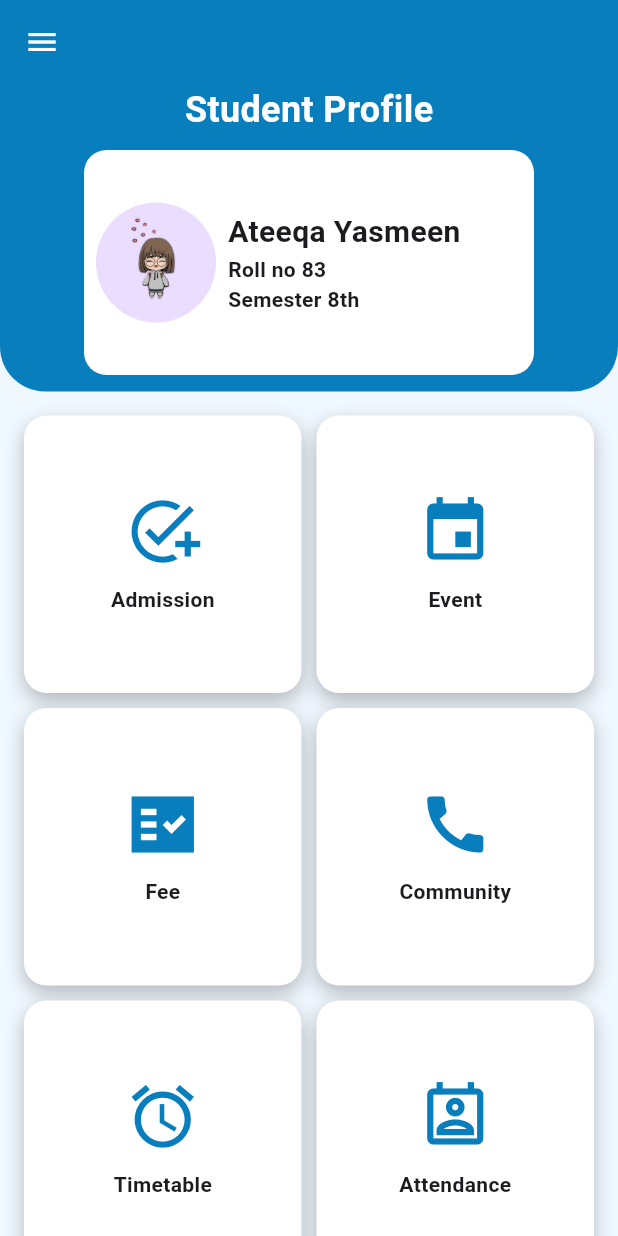
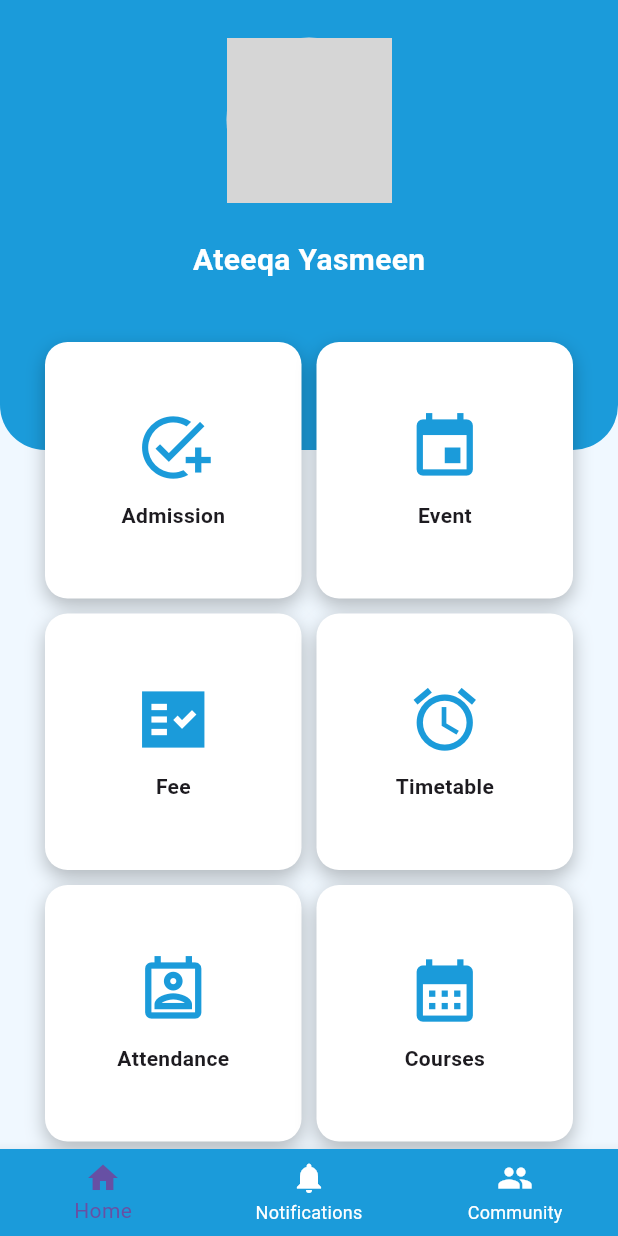
Before and after one commit to AteeqaYasmeen830/College_App, a Flutter app: the Studentpage screen opened directly, on a phone screen of 412 x 824 dp. Run offline on Flutter 3.47's test engine with Material 3 defaults, Android fonts, the phone set to English and light mode, and no system bars; our stand-ins replace file_picker, image_picker, open_file, shared_preferences; accounts and stored records are empty; grey boxes are pictures that could not be loaded.

Commit message:
Merge remote-tracking branch 'origin/master'
# Conflicts:
#	lib/Signuppage.dart
#	lib/Student_profile/AppDrawer.dart
#	lib/Student_profile/Studentpage.dart

```diff
--- a/lib/Student_profile/Studentpage.dart
+++ b/lib/Student_profile/Studentpage.dart
@@ -1,16 +1,16 @@
-import 'dart:io';
-import 'package:flutter/material.dart';
-import 'package:shared_preferences/shared_preferences.dart';
-import 'Admission.dart';
-import 'AppDrawer.dart';
-import 'Attendance.dart';
-import 'Community.dart';
-import 'Courses.dart';
-import 'Event.dart';
-import 'Fee.dart';
-import 'Notifications.dart';
-import 'Timetable.dart';
-import 'Viewprofile.dart';
+import 'dart:io'; // For File operations
+import 'package:flutter/material.dart'; // Flutter framework
+import 'package:shared_preferences/shared_preferences.dart'; // For persisting data locally
+import 'Admission.dart'; // Importing Admission page
+import 'AppDrawer.dart'; // Importing AppDrawer widget
+import 'Attendance.dart'; // Importing Attendance page
+import 'Community.dart'; // Importing Community page
+import 'Courses.dart'; // Importing Courses page
+import 'Event.dart'; // Importing Event page
+import 'Fee.dart'; // Importing Fee page
+import 'Notifications.dart'; // Importing Notifications page
+import 'Timetable.dart'; // Importing Timetable page
+import 'Viewprofile.dart'; // Importing Viewprofile page
 
 class Studentpage extends StatefulWidget {
   @override
@@ -18,20 +18,23 @@ class Studentpage extends StatefulWidget {
 }
 
 class _StudentpageState extends State<Studentpage> {
-  late SharedPreferences _prefs;
-  String _currentProfileImagePath = '';
+  late SharedPreferences _prefs; // To store instance of SharedPreferences
+  String _currentProfileImagePath = ''; // To store the current profile image path
+  int _selectedIndex = 0; // To store the index of selected tab in BottomNavigationBar
 
   @override
   void initState() {
     super.initState();
-    _initSharedPreferences();
+    _initSharedPreferences(); // Initialize SharedPreferences when the state is created
   }
 
+  // Initialize SharedPreferences and load the saved profile image path
   Future<void> _initSharedPreferences() async {
     _prefs = await SharedPreferences.getInstance();
     _loadImageFromPrefs();
   }
 
+  // Load the saved profile image path from SharedPreferences
   Future<void> _loadImageFromPrefs() async {
     String? imagePath = _prefs.getString('profile_image');
     if (imagePath != null) {
@@ -41,6 +44,7 @@ class _StudentpageState extends State<Studentpage> {
     }
   }
 
+  // Update the profile image path and save it in SharedPreferences
   void _updateImage(String newImagePath) {
     setState(() {
       _currentProfileImagePath = newImagePath;
@@ -48,51 +52,145 @@ class _StudentpageState extends State<Studentpage> {
     _prefs.setString('profile_image', newImagePath);
   }
 
+  // Update the selected index for BottomNavigationBar and navigate to corresponding page
+  void _onItemTapped(int index) {
+    setState(() {
+      _selectedIndex = index;
+    });
+    _navigateToSelectedPage(index);
+  }
+
+  // Navigate to the selected page
+  void _navigateToSelectedPage(int index) {
+    Widget selectedPage;
+    if (index == 1) {
+      selectedPage = Notifications();
+    } else if (index == 2) {
+      selectedPage = Community();
+    } else {
+      return;
+    }
+
+    Navigator.push(
+      context,
+      MaterialPageRoute(builder: (context) => selectedPage),
+    ).then((_) {
+      // When coming back, always set the index back to home (0)
+      setState(() {
+        _selectedIndex = 0;
+      });
+    });
+  }
+
   @override
   Widget build(BuildContext context) {
+    // List of pages for BottomNavigationBar
+    List<Widget> _pages = [
+      HomePage(
+        onImageChanged: _updateImage,
+        currentProfileImagePath: _currentProfileImagePath,
+        onDrawerOptions: _showDrawerOptions,
+      ),
+    ];
+
     return SafeArea(
       child: Scaffold(
-        appBar: AppBar(
-          backgroundColor: Color(0xff087ebd),
-          elevation: 0,
-          iconTheme: IconThemeData(color: Colors.white),
+        body: _pages[0], // Display the selected page
+        bottomNavigationBar: BottomNavigationBar(
+          backgroundColor: Color(0xff1b9bda), // Background color for BottomNavigationBar
+          unselectedItemColor: Colors.white, // Unselected item color
+          items: <BottomNavigationBarItem>[
+            BottomNavigationBarItem(
+              icon: Icon(Icons.home),
+              label: 'Home',
             ),
-        drawer: AppDrawer(
+            BottomNavigationBarItem(
+              icon: Icon(Icons.notifications),
+              label: 'Notifications',
+            ),
+            BottomNavigationBarItem(
+              icon: Icon(Icons.group),
+              label: 'Community',
+            ),
+          ],
+          currentIndex: _selectedIndex, // Current selected index
+          onTap: _onItemTapped, // Callback when an item is tapped
+        ),
+      ),
+    );
+  }
+
+  // Show the AppDrawer as a bottom sheet
+  void _showDrawerOptions() {
+    showModalBottomSheet(
+      context: context,
+      builder: (context) {
+        return AppDrawer(
           profileImagePath: _currentProfileImagePath,
           onImageChanged: _updateImage,
-          studentName: '',
-          studentRoll: '',
-          studentSemester: '',
-        ),
+          studentName: 'Ateeqa Yasmeen',
+          onProfileImageClick: () {
+            Navigator.pop(context); // Close the drawer when profile image is clicked
+          },
+        );
+      },
+    );
+  }
+}
+
+// HomePage widget
+class HomePage extends StatelessWidget {
+  final void Function(String) onImageChanged; // Callback to update the image
+  final String currentProfileImagePath; // Current profile image path
+  final VoidCallback onDrawerOptions; // Callback to show drawer options
+
+  HomePage({
+    required this.onImageChanged,
+    required this.currentProfileImagePath,
+    required this.onDrawerOptions,
+  });
+
+  @override
+  Widget build(BuildContext context) {
+    return Scaffold(
       body: Stack(
         children: [
-            buildBackground(),
+          buildBackground(), // Background decoration
           Column(
             children: [
-                Text(
-                  'Student Profile',
-                  style: TextStyle(
-                    fontSize: 24,
-                    fontWeight: FontWeight.bold,
-                    color: Colors.white,
+              Container(
+                margin: EdgeInsets.only(top: 25),
+                child: Center(
+                  child: GestureDetector(
+                    onTap: onDrawerOptions,
+                    child: CircleAvatar(
+                      radius: 55,
+                      backgroundColor: Colors.grey[300], // Placeholder background color
+                      backgroundImage: currentProfileImagePath.isNotEmpty
+                          ? FileImage(File(currentProfileImagePath)) // Display image from file if available
+                          : AssetImage('assets/images/defaultProfile.png') as ImageProvider, // Default profile image
+                      child: currentProfileImagePath.isEmpty
+                          ? Icon(Icons.person, size: 60, color: Colors.white) // Placeholder icon if no image
+                          : null,
                     ),
                   ),
-                SizedBox(height: 10),
-                buildProfileCard(context),
-                SizedBox(height: 11),
+                ),
+              ),
+              SizedBox(height: 1),
+              buildProfileCard(context), // Profile card widget
               Expanded(
                 child: SingleChildScrollView(
-                    child: buildGrid(context),
+                  child: buildGrid(context), // Grid of options
                 ),
               ),
             ],
           ),
         ],
       ),
-      ),
     );
   }
 
+  // Background decoration for HomePage
   Widget buildBackground() {
     return Container(
       width: double.infinity,
@@ -101,9 +199,9 @@ class _StudentpageState extends State<Studentpage> {
       child: Column(
         children: [
           Container(
-            height: 205,
+            height: 300,
             decoration: BoxDecoration(
-              color: Color(0xff087ebd),
+              color: Color(0xff1b9bda),
               borderRadius: BorderRadius.vertical(
                 bottom: Radius.circular(30),
               ),
@@ -114,60 +212,20 @@ class _StudentpageState extends State<Studentpage> {
     );
   }
 
+  // Profile card widget
   Widget buildProfileCard(BuildContext context) {
     return Center(
       child: Container(
-        height: 150,
-        width: 300,
-        decoration: BoxDecoration(
-          color: Colors.white,
-          borderRadius: BorderRadius.circular(15),
-        ),
+        height: 75,
+        width: 200,
         child: Row(
           children: [
-            InkWell(
-              onTap: () {
-                // Display image in full screen or larger view
-                showDialog(
-                  context: context,
-                  builder: (BuildContext context) {
-                    return AlertDialog(
-                      content: CircleAvatar(
-                        radius: 150,
-                        backgroundImage: _currentProfileImagePath.isNotEmpty
-                            ? FileImage(File(_currentProfileImagePath))
-                            : AssetImage('assets/images/girlStudent.png') as ImageProvider,
-                      ),
-                      actions: <Widget>[
-                        TextButton(
-                          child: Text('Close'),
-                          onPressed: () {
-                            Navigator.of(context).pop();
-                          },
-                        ),
-                      ],
-                    );
-                  },
-                );
-              },
-              child: Padding(
-                padding: const EdgeInsets.all(8.0),
-                child: CircleAvatar(
-                  radius: 40,
-                  backgroundImage: _currentProfileImagePath.isNotEmpty
-                      ? FileImage(File(_currentProfileImagePath))
-                      : AssetImage('assets/images/girlStudent.png') as ImageProvider,
-                ),
-              ),
-            ),
             Expanded(
               child: Column(
                 mainAxisAlignment: MainAxisAlignment.center,
                 crossAxisAlignment: CrossAxisAlignment.start,
                 children: [
-                  Text('Ateeqa Yasmeen', style: TextStyle(fontSize: 20, fontWeight: FontWeight.bold)),
-                  Text('Roll no 83', style: TextStyle(fontSize: 14, fontWeight: FontWeight.bold)),
-                  Text('Semester 8th', style: TextStyle(fontSize: 14, fontWeight: FontWeight.bold)),
+                  Center(child: Text('Ateeqa Yasmeen', style: TextStyle(fontSize: 20, color: Colors.white, fontWeight: FontWeight.bold))),
                 ],
               ),
             ),
@@ -177,29 +235,29 @@ class _StudentpageState extends State<Studentpage> {
     );
   }
 
+  // Grid of options (Admission, Event, Fee, etc.)
   Widget buildGrid(BuildContext context) {
     return Container(
-      padding: EdgeInsets.all(16.0),
+      padding: EdgeInsets.only(top: 17, left: 30, right: 30, bottom: 9),
       child: GridView.count(
-        crossAxisCount: 2,
-        crossAxisSpacing: 10,
-        mainAxisSpacing: 10,
-        shrinkWrap: true,
-        physics: NeverScrollableScrollPhysics(),
+        crossAxisCount: 2, // Number of columns in the grid
+        crossAxisSpacing: 10, // Spacing between columns
+        mainAxisSpacing: 10, // Spacing between rows
+        shrinkWrap: true, // Shrink wrap to fit the content
+        physics: NeverScrollableScrollPhysics(), // Disable scrolling for the grid
         children: [
-          buildGridItem(context, Icons.add_task, 'Admission', Admission()),
-          buildGridItem(context, Icons.event, 'Event', Event()),
-          buildGridItem(context, Icons.fact_check_sharp, 'Fee', Fee()),
-          buildGridItem(context, Icons.call, 'Community', Community()),
-          buildGridItem(context, Icons.access_alarm, 'Timetable', Timetable()),
-          buildGridItem(context, Icons.perm_contact_calendar_outlined, 'Attendance', Attendance()),
-          buildGridItem(context, Icons.calendar_month, 'Courses', Courses()),
-          buildGridItem(context, Icons.notification_add, 'Notifications', Notifications()),
+          buildGridItem(context, Icons.add_task, 'Admission', Admission()), // Admission grid item
+          buildGridItem(context, Icons.event, 'Event', Event()), // Event grid item
+          buildGridItem(context, Icons.fact_check_sharp, 'Fee', Fee()), // Fee grid item
+          buildGridItem(context, Icons.access_alarm, 'Timetable', Timetable()), // Timetable grid item
+          buildGridItem(context, Icons.perm_contact_calendar_outlined, 'Attendance', Attendance()), // Attendance grid item
+          buildGridItem(context, Icons.calendar_month, 'Courses', Courses()), // Courses grid item
         ],
       ),
     );
   }
 
+  // Grid item widget
   Widget buildGridItem(BuildContext context, IconData icon, String title, Widget page) {
     return InkWell(
       onTap: () {
@@ -208,7 +266,7 @@ class _StudentpageState extends State<Studentpage> {
             context,
             MaterialPageRoute(
               builder: (context) => Viewprofile(
-                onImageChanged: _updateImage,
+                onImageChanged: onImageChanged,
               ),
             ),
           );
@@ -224,21 +282,21 @@ class _StudentpageState extends State<Studentpage> {
       child: Container(
         decoration: BoxDecoration(
           color: Colors.white,
-          borderRadius: BorderRadius.circular(15),
+          borderRadius: BorderRadius.circular(15), // Rounded corners
           boxShadow: [
             BoxShadow(
               color: Colors.black26,
-              blurRadius: 10,
-              offset: Offset(0, 5),
+              blurRadius: 10, // Blur effect
+              offset: Offset(0, 5), // Shadow position
             ),
           ],
         ),
         child: Column(
           mainAxisAlignment: MainAxisAlignment.center,
           children: [
-            Icon(icon, size: 50, color: Color(0xff087ebd)),
+            Icon(icon, size: 50, color: Color(0xff1b9bda)), // Icon for the grid item
             SizedBox(height: 10),
-            Text(title, style: TextStyle(fontSize: 14, fontWeight: FontWeight.bold)),
+            Text(title, style: TextStyle(fontSize: 14, fontWeight: FontWeight.bold)), // Title for the grid item
           ],
         ),
       ),
```
Also changed, not shown: lib/Student_profile/AppDrawer.dart (+23 -71 lines). Lines whose indentation alone changed are shown as unchanged.
